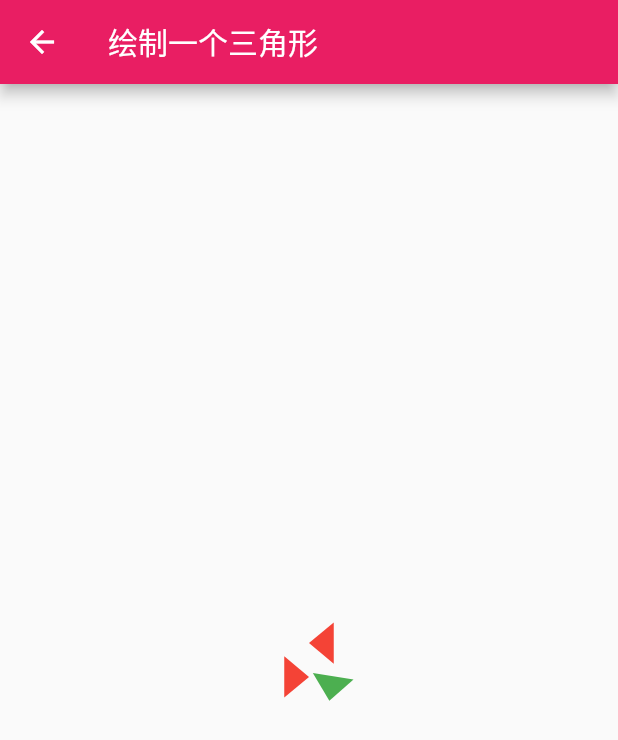
After one commit to suchengyong/flutter_demo, a Flutter app: the screen it shows after launch, after a tap on "绘制一个三角形效果", on a phone screen of 412 x 824 dp. The commit adds this screen. Shown: the top 740 px of the screen. Run offline on Flutter 3.47's test engine with Material 2 defaults, Android fonts, the phone set to English and light mode, and no system bars; our stand-ins replace after_layout, animated_text_kit, audioplayers, bot_toast, cached_network_image, camera and 32 more; missing offline and left inert: crop, drag_list, flutter_cupertino_date_picker, intro_views_flutter, multi_image_picker, passcode_screen and 4 more; network calls fail.

Commit message:
提交消息

```diff
--- a/lib/Pages/HomePage.dart
+++ b/lib/Pages/HomePage.dart
@@ -20,6 +20,28 @@ class _HomePageState extends State<HomePage> {
             crossAxisAlignment: CrossAxisAlignment.center,
             mainAxisAlignment: MainAxisAlignment.center,
             children: <Widget>[
+              RaisedButton(
+                child: Text(
+                  '简单的聊天页面布局效果',
+                  textAlign: TextAlign.center,
+                ),
+                color: Theme.of(context).accentColor, //使用主题颜色
+                textTheme: ButtonTextTheme.primary, //
+                onPressed: () {
+                  Navigator.pushNamed(context, '/ChatPage');
+                },
+              ),
+              RaisedButton(
+                child: Text(
+                  '绘制一个三角形效果',
+                  textAlign: TextAlign.center,
+                ),
+                color: Theme.of(context).accentColor, //使用主题颜色
+                textTheme: ButtonTextTheme.primary, //
+                onPressed: () {
+                  Navigator.pushNamed(context, '/ChatBoxPainter');
+                },
+              ),
               RaisedButton(
                 child: Text(
                   '使用smart_flare完成侧边栏菜单交互动画',
--- a/lib/Routes/Index.dart
+++ b/lib/Routes/Index.dart
@@ -141,9 +141,13 @@ import '../components/TooltipPage.dart';
 import '../components/CreditCardPage.dart';
 import '../components/FlareButtonPage.dart';
 import '../components/FlareSidebarMenuPage.dart';
+import '../components/ChatBoxPainter.dart';
+import '../components/ChatPage.dart';
 
 //配置路由
 final routes = {
+  '/ChatPage': (context) => ChatPage(),
+  '/ChatBoxPainter': (context) => ChatBoxPainter(),
   '/FlareSidebarMenuPage': (context) => FlareSidebarMenuPage(),
   '/FlareButtonPage': (context) => FlareButtonPage(),
   '/CreditCardPage': (context) => CreditCardPage(),
--- /dev/null
+++ b/lib/components/ChatBoxPainter.dart
@@ -0,0 +1,91 @@
+import 'dart:math';
+
+import 'package:flutter/material.dart';
+
+class ChatBoxPainter extends StatelessWidget {
+  const ChatBoxPainter({Key key}) : super(key: key);
+
+  @override
+  Widget build(BuildContext context) {
+    double rpx = MediaQuery.of(context).size.width / 750;
+    double height = 50 * rpx;
+    double width = 30 * rpx;
+    return Scaffold(
+      appBar: AppBar(
+        title: Text('绘制一个三角形'),
+      ),
+      body: Container(
+        alignment: Alignment.center,
+        child: Column(
+          mainAxisAlignment: MainAxisAlignment.center,
+          mainAxisSize: MainAxisSize.max,
+          children: [
+            CustomPaint(
+              painter: CanvasPainter(
+                height: height,
+                width: width,
+                color: Colors.red,
+              ),
+            ),
+            SizedBox(
+              height: 50,
+            ),
+            // 旋转 角度
+            Transform.rotate(
+              angle: pi,
+              child: CustomPaint(
+                painter: CanvasPainter(
+                  height: height,
+                  width: width,
+                  color: Colors.red,
+                ),
+              ),
+            ),
+            // 旋转 30角度
+            Transform.rotate(
+              angle: 30,
+              child: CustomPaint(
+                painter: CanvasPainter(
+                  height: height,
+                  width: width,
+                  color: Colors.green,
+                ),
+              ),
+            ),
+          ],
+        ),
+      ),
+    );
+  }
+}
+
+// 绘制一个三角形
+class CanvasPainter extends CustomPainter {
+  CanvasPainter(
+      {@required this.width, @required this.height, @required this.color});
+  final double width;
+  final double height;
+  final Color color;
+
+  @override
+  void paint(Canvas canvas, Size size) {
+    Path path = Path()
+      ..moveTo(0, height / 2)
+      ..lineTo(width, height)
+      ..lineTo(width, 0)
+      ..lineTo(0, height / 2);
+
+    Paint paint = Paint()
+      ..style = PaintingStyle.fill
+      ..color = color
+      ..strokeWidth = 1;
+
+    canvas.drawPath(path, paint);
+  }
+
+  @override
+  bool shouldRepaint(CanvasPainter oldDelegate) => false;
+
+  @override
+  bool shouldRebuildSemantics(CanvasPainter oldDelegate) => false;
+}
```
Also changed, not shown: lib/components/ChatPage.dart (added, +202 -0 lines).
